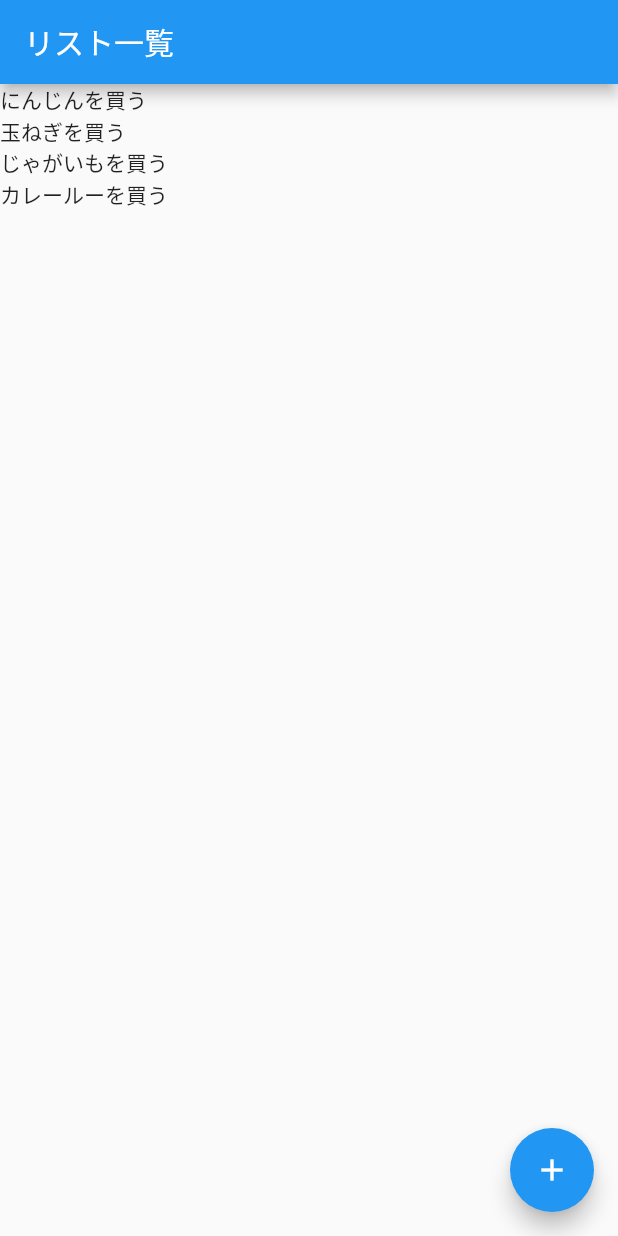
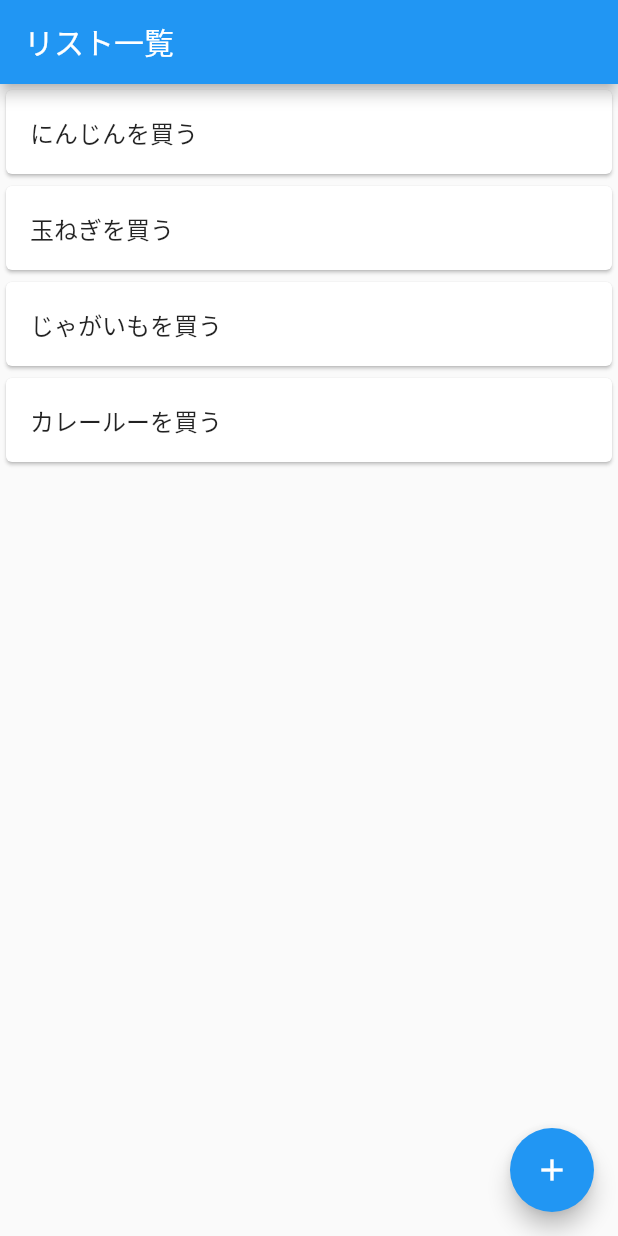
Before and after one commit to jiko797torayo/flutter_mytodoapp, a Flutter app: the screen it shows after launch, on a phone screen of 412 x 824 dp. Run offline on Flutter 3.47's test engine with Material 2 defaults, Android fonts, the light colour scheme and no system bars.

Commit message:
update/リスト一覧のデザインを整える/oishi

```diff
--- a/lib/main.dart
+++ b/lib/main.dart
@@ -32,10 +32,26 @@ class TodoListPage extends StatelessWidget {
       ),
       body: ListView(
         children: [
-          Text('にんじんを買う'),
-          Text('玉ねぎを買う'),
-          Text('じゃがいもを買う'),
-          Text('カレールーを買う'),
+          Card(
+            child: ListTile(
+              title: Text('にんじんを買う'),
+            ),
+          ),
+          Card(
+            child: ListTile(
+              title: Text('玉ねぎを買う'),
+            ),
+          ),
+          Card(
+            child: ListTile(
+              title: Text('じゃがいもを買う'),
+            ),
+          ),
+          Card(
+            child: ListTile(
+              title: Text('カレールーを買う'),
+            ),
+          ),
         ],
       ),
       floatingActionButton: FloatingActionButton(
```
